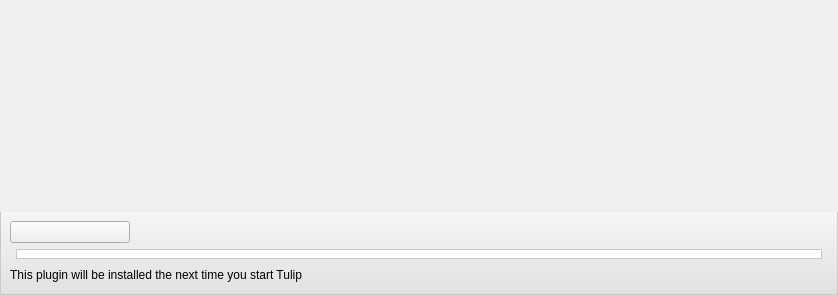
Old version of the form software/tulip/designer/PluginInformationsListItem.ui in the repository vadivelselvaraj/TulipGLImprovement.
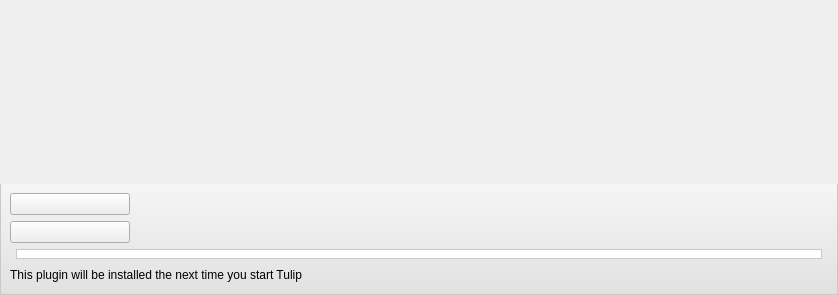
New version of the form. Icons and pictures are not drawn.

Commit message: [ Mantis #0003401 ] plugins can now be uninstalled

What changed in the file:
```diff
--- a/software/tulip/designer/PluginInformationsListItem.ui
+++ b/software/tulip/designer/PluginInformationsListItem.ui
@@ -182,6 +182,58 @@
 }</string>
      </property>
      <layout class="QVBoxLayout" name="verticalLayout_3">
+      <item>
+       <widget class="QFrame" name="removeFrame">
+        <property name="frameShape">
+         <enum>QFrame::NoFrame</enum>
+        </property>
+        <property name="frameShadow">
+         <enum>QFrame::Plain</enum>
+        </property>
+        <layout class="QHBoxLayout" name="horizontalLayout">
+         <property name="margin">
+          <number>0</number>
+         </property>
+         <item>
+          <widget class="QPushButton" name="removeButton">
+           <property name="sizePolicy">
+            <sizepolicy hsizetype="Maximum" vsizetype="Fixed">
+             <horstretch>0</horstretch>
+             <verstretch>0</verstretch>
+            </sizepolicy>
+           </property>
+           <property name="minimumSize">
+            <size>
+             <width>120</width>
+             <height>0</height>
+            </size>
+           </property>
+           <property name="text">
+            <string/>
+           </property>
+           <property name="icon">
+            <iconset>
+             <normalon>:/tulip/app/icons/16/package-purge.png</normalon>
+            </iconset>
+           </property>
+          </widget>
+         </item>
+         <item>
+          <spacer name="horizontalSpacer_3">
+           <property name="orientation">
+            <enum>Qt::Horizontal</enum>
+           </property>
+           <property name="sizeHint" stdset="0">
+            <size>
+             <width>689</width>
+             <height>20</height>
+            </size>
+           </property>
+          </spacer>
+         </item>
+        </layout>
+       </widget>
+      </item>
       <item>
        <widget class="QFrame" name="installFrame">
         <layout class="QHBoxLayout" name="horizontalLayout_5">
```
Left out of the diff: 17 changed lines with no effect on the pictures. The commit also changes 5 other files.
